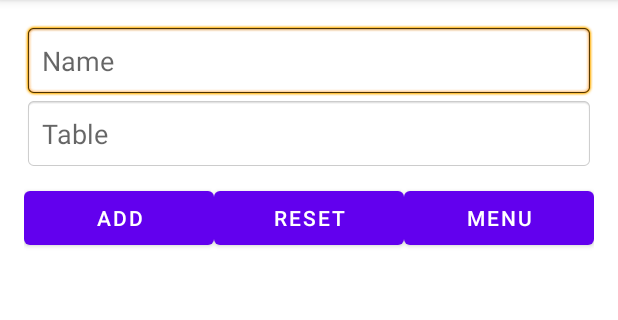
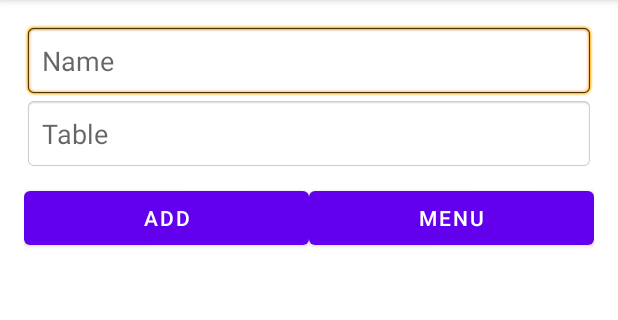
Before and after one commit to Eterrazas1215/Restaurant-App, an Android app: the CustomerInsert screen opened directly, with no data from a screen before it, on a phone screen of 412 x 824 dp, the part 84-404 px from its top. Run offline under Robolectric (Android 15) with nearby library versions, the phone set to English and light mode, and no system bars; our stand-ins replace Room's generated code.

Commit message:
Eric's removed reset query since owner/customer may accidentally reset database.

```diff
--- a/app/src/main/java/com/example/restaurantapp/CustomerInsert.java
+++ b/app/src/main/java/com/example/restaurantapp/CustomerInsert.java
@@ -33,7 +33,7 @@ public class CustomerInsert extends AppCompatActivity {
         editText = findViewById(R.id.edit_text);
         tableNum = findViewById(R.id.table);
         btnAdd = findViewById(R.id.btn_add);
-        btnReset = findViewById(R.id.btn_reset);
+//        btnReset = findViewById(R.id.btn_reset);
         btnMenu = findViewById(R.id.btn_menu);
         recyclerView = findViewById(R.id.recycler_view2);
 
@@ -78,17 +78,17 @@ public class CustomerInsert extends AppCompatActivity {
             }
         });
 
-        btnReset.setOnClickListener(new View.OnClickListener() {
-            @Override
-            public void onClick(View v) {
-                //Decline all data from database
-                database.customerDao().reset(dataList);
-                //Notify when all deleted
-                dataList.clear();
-                dataList.addAll(database.customerDao().getAll());
-                adapter.notifyDataSetChanged();
-            }
-        });
+//        btnReset.setOnClickListener(new View.OnClickListener() {
+//            @Override
+//            public void onClick(View v) {
+//                //Decline all data from database
+//                database.customerDao().reset(dataList);
+//                //Notify when all deleted
+//                dataList.clear();
+//                dataList.addAll(database.customerDao().getAll());
+//                adapter.notifyDataSetChanged();
+//            }
+//        });
 
         btnMenu.setOnClickListener(new View.OnClickListener() {
             @Override
--- a/app/src/main/java/com/example/restaurantapp/ImageAdapter.java
+++ b/app/src/main/java/com/example/restaurantapp/ImageAdapter.java
@@ -70,7 +70,7 @@ public class ImageAdapter extends RecyclerView.Adapter<ImageAdapter.MyViewHolder
     static class MyViewHolder extends RecyclerView.ViewHolder
     {
         ImageView imageView;
-        Button btnDelete;
+        Button btnDelete, btnReset;
 
         public MyViewHolder(@NonNull View itemView)
         {
--- a/app/src/main/java/com/example/restaurantapp/ImageDao.java
+++ b/app/src/main/java/com/example/restaurantapp/ImageDao.java
@@ -23,9 +23,9 @@ public interface ImageDao {
     @Query("UPDATE images SET text = :sText WHERE ID = :sID ")
     void update(int sID, String sText);
 
-//    //Delete Query Images
-//    @Query("Delete From Images")
-//    List<ImageData>deleteAllImages();
+    //Delete all Query
+    @Delete
+    void resetAllImages(List<MainData> mainData);
 
     //Delete
     @Delete
--- a/app/src/main/res/layout/new_customer_insert.xml
+++ b/app/src/main/res/layout/new_customer_insert.xml
@@ -42,13 +42,13 @@
             android:text="ADD"
             />
 
-        <Button
-            android:layout_width="wrap_content"
-            android:layout_height="wrap_content"
-            android:layout_weight="1"
-            android:id="@+id/btn_reset"
-            android:text="Reset"
-            />
+<!--        <Button-->
+<!--            android:layout_width="wrap_content"-->
+<!--            android:layout_height="wrap_content"-->
+<!--            android:layout_weight="1"-->
+<!--            android:id="@+id/btn_reset"-->
+<!--            android:text="Reset"-->
+<!--            />-->
         <Button
             android:id="@+id/btn_menu"
             android:layout_width="wrap_content"
```
Also changed, not shown: app/src/main/java/com/example/restaurantapp/NewInsertMenu.java (+12 -12 lines), app/src/main/res/layout/activity_new_insert_menu.xml (+7 -7 lines), app/src/main/res/layout/image_row.xml (+12 -9 lines), 1 other file.
